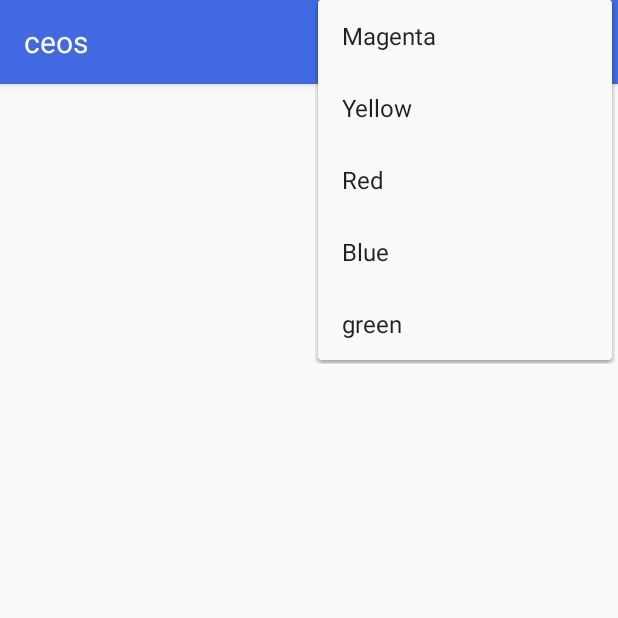
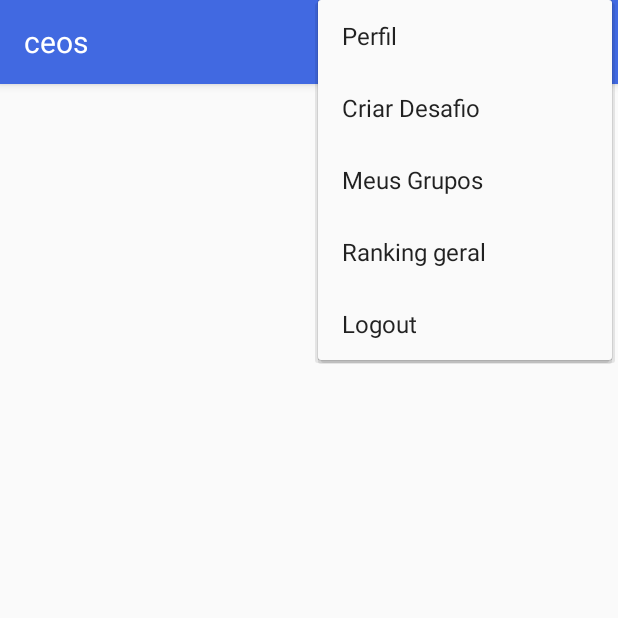
Before and after one commit to mateusmaaia/ceos, an Android app: the HomeActivity screen opened directly, with no data from a screen before it, with the options menu open, on a phone screen of 412 x 824 dp, the top half of it. Run offline under Robolectric (Android 15) with nearby library versions, the phone set to English and light mode, and no system bars; our stand-ins replace data binding.

Commit message:
Separate menu code

```diff
--- a/app/src/main/java/leviata/ceos/HomeActivity.kt
+++ b/app/src/main/java/leviata/ceos/HomeActivity.kt
@@ -2,55 +2,14 @@ package leviata.ceos
 
 import android.databinding.DataBindingUtil
 import android.os.Bundle
-import android.support.v7.app.AppCompatActivity
-import android.view.Menu
 import leviata.ceos.databinding.ActivityHomeBinding
-import android.content.Intent
-import android.support.v7.app.ActionBar
-import android.view.MenuItem
 
 
-class HomeActivity : AppCompatActivity() {
+class HomeActivity : MenuFragment() {
     override fun onCreate(savedInstanceState: Bundle?) {
         super.onCreate(savedInstanceState)
         val binding = DataBindingUtil.setContentView<ActivityHomeBinding>(this, R.layout.activity_home)
         binding.look = Look()
     }
 
-    override fun onCreateOptionsMenu(menu: Menu): Boolean {
-        menuInflater.inflate(R.menu.menu_main, menu)
-        return super.onCreateOptionsMenu(menu)
-    }
-
-    /*- On Options Item Selected --------------------------------------------------------- */
-    // One of the toolbar icons was clicked
-    override fun onOptionsItemSelected(item: MenuItem): Boolean {
-
-        val selectedItem = item!!.itemId
-
-        when(selectedItem){
-
-            R.id.magenta->{
-
-            }
-
-            R.id.yellow->{
-
-            }
-
-            R.id.red->{
-
-            }
-            R.id.green->{
-
-            }
-            R.id.blue->{
-
-            }
-        }
-
-
-        return super.onOptionsItemSelected(item)
-    }
-
 }
--- /dev/null
+++ b/app/src/main/java/leviata/ceos/MenuFragment.kt
@@ -0,0 +1,50 @@
+package leviata.ceos
+
+import android.os.Bundle
+import android.support.v7.app.AppCompatActivity
+import android.view.Menu
+import android.view.MenuItem
+import android.view.MenuInflater
+import android.widget.Toast
+
+
+open class MenuFragment : AppCompatActivity() {
+    override fun onCreate(savedInstanceState: Bundle?) {
+        super.onCreate(savedInstanceState)
+
+    }
+
+    override fun onCreateOptionsMenu(menu: Menu): Boolean {
+        menuInflater.inflate(R.menu.menu_main, menu)
+        return super.onCreateOptionsMenu(menu)
+    }
+
+    override fun onOptionsItemSelected(item: MenuItem): Boolean {
+
+        val selectedItem = item.itemId
+
+        when(selectedItem){
+
+            R.id.perfil->{
+                Toast.makeText(this, "lil loiro", Toast.LENGTH_SHORT).show();
+                return true
+            }
+
+            R.id.criar_desafio->{
+
+            }
+
+            R.id.grupos->{
+
+            }
+            R.id.ranking_geral->{
+
+            }
+            R.id.logout->{
+
+            }
+        }
+
+        return super.onOptionsItemSelected(item)
+    }
+}
--- a/app/src/main/res/menu/menu_main.xml
+++ b/app/src/main/res/menu/menu_main.xml
@@ -3,22 +3,20 @@
     xmlns:app="http://schemas.android.com/apk/res-auto">
 
     <item
-        android:id="@+id/magenta"
-        android:title="Magenta" />
+        android:id="@+id/perfil"
+        android:title="Perfil" />
     <item
-        android:id="@+id/yellow"
-        android:title="Yellow" />
-
-
+        android:id="@+id/criar_desafio"
+        android:title="Criar Desafio" />
     <item
-        android:id="@+id/red"
-        android:title="Red" />
+        android:id="@+id/grupos"
+        android:title="Meus Grupos" />
     <item
-        android:id="@+id/blue"
-        android:title="Blue" />
+        android:id="@+id/ranking_geral"
+        android:title="Ranking geral" />
     <item
-        android:id="@+id/green"
-        android:title="green" />
+        android:id="@+id/logout"
+        android:title="Logout" />
 
 
 </menu>
```
